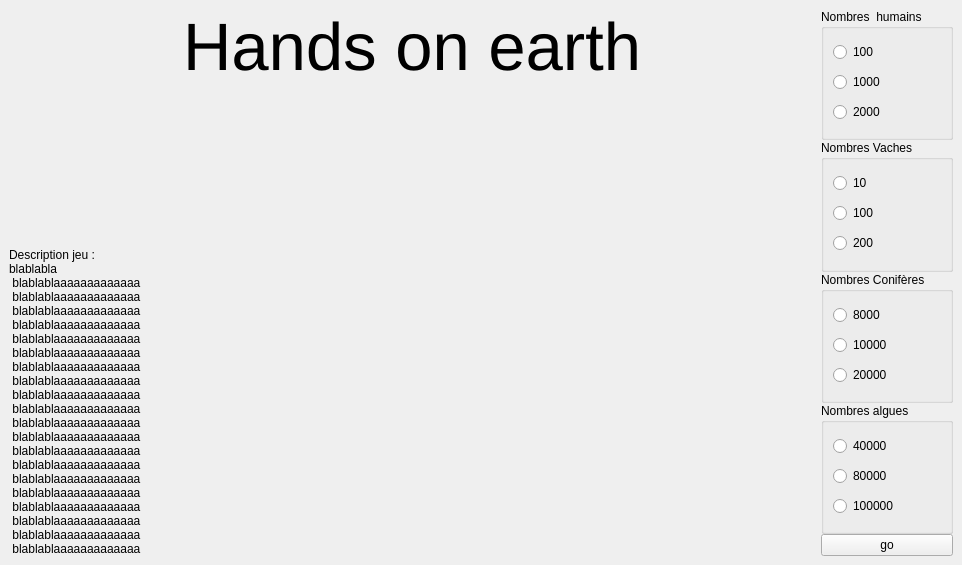
Old version of the form projet_info_4a_thomas/projet_bis/fenetre1.ui in the repository Fredecontre/ProjetCpp.
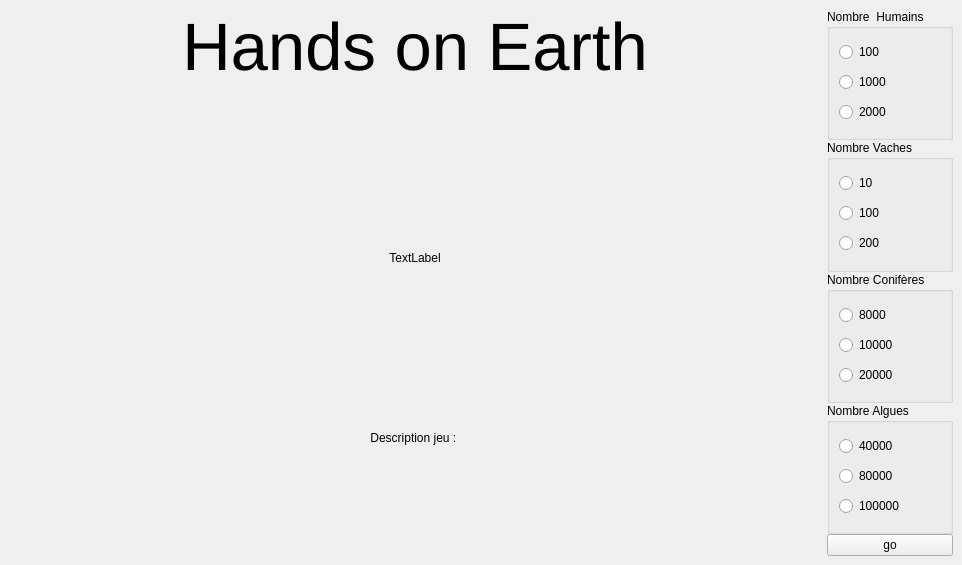
New version of the form.

The edit to the form file:
```diff
--- a/projet_info_4a_thomas/projet_bis/fenetre1.ui
+++ b/projet_info_4a_thomas/projet_bis/fenetre1.ui
@@ -19,50 +19,99 @@
      <layout class="QVBoxLayout" name="verticalLayout_6">
       <item>
        <widget class="QLabel" name="Titre_page">
+        <property name="sizePolicy">
+         <sizepolicy hsizetype="Preferred" vsizetype="Fixed">
+          <horstretch>0</horstretch>
+          <verstretch>0</verstretch>
+         </sizepolicy>
+        </property>
         <property name="font">
          <font>
           <pointsize>50</pointsize>
          </font>
         </property>
         <property name="text">
-         <string>Hands on earth</string>
+         <string>Hands on Earth</string>
         </property>
         <property name="alignment">
          <set>Qt::AlignHCenter|Qt::AlignTop</set>
         </property>
        </widget>
       </item>
+      <item>
+       <spacer name="verticalSpacer_5">
+        <property name="orientation">
+         <enum>Qt::Vertical</enum>
+        </property>
+        <property name="sizeType">
+         <enum>QSizePolicy::MinimumExpanding</enum>
+        </property>
+        <property name="sizeHint" stdset="0">
+         <size>
+          <width>50</width>
+          <height>20</height>
+         </size>
+        </property>
+       </spacer>
+      </item>
+      <item>
+       <widget class="QLabel" name="Image_Presentation">
+        <property name="sizePolicy">
+         <sizepolicy hsizetype="MinimumExpanding" vsizetype="MinimumExpanding">
+          <horstretch>0</horstretch>
+          <verstretch>0</verstretch>
+         </sizepolicy>
+        </property>
+        <property name="text">
+         <string>TextLabel</string>
+        </property>
+        <property name="alignment">
+         <set>Qt::AlignCenter</set>
+        </property>
+       </widget>
+      </item>
+      <item>
+       <spacer name="verticalSpacer_6">
+        <property name="orientation">
+         <enum>Qt::Vertical</enum>
+        </property>
+        <property name="sizeType">
+         <enum>QSizePolicy::MinimumExpanding</enum>
+        </property>
+        <property name="sizeHint" stdset="0">
+         <size>
+          <width>50</width>
+          <height>20</height>
+         </size>
+        </property>
+       </spacer>
+      </item>
       <item>
        <widget class="QLabel" name="description_jeu">
         <property name="text">
-         <string>Description jeu : 
-blablabla 
- blablablaaaaaaaaaaaaa
- blablablaaaaaaaaaaaaa
- blablablaaaaaaaaaaaaa
- blablablaaaaaaaaaaaaa
- blablablaaaaaaaaaaaaa
- blablablaaaaaaaaaaaaa
- blablablaaaaaaaaaaaaa
- blablablaaaaaaaaaaaaa
- blablablaaaaaaaaaaaaa
- blablablaaaaaaaaaaaaa
- blablablaaaaaaaaaaaaa
- blablablaaaaaaaaaaaaa
- blablablaaaaaaaaaaaaa
- blablablaaaaaaaaaaaaa
- blablablaaaaaaaaaaaaa
- blablablaaaaaaaaaaaaa
- blablablaaaaaaaaaaaaa
- blablablaaaaaaaaaaaaa
- blablablaaaaaaaaaaaaa
- blablablaaaaaaaaaaaaa</string>
+         <string>Description jeu : </string>
         </property>
         <property name="alignment">
-         <set>Qt::AlignLeading|Qt::AlignLeft|Qt::AlignTop</set>
+         <set>Qt::AlignHCenter|Qt::AlignTop</set>
         </property>
        </widget>
       </item>
+      <item>
+       <spacer name="verticalSpacer_4">
+        <property name="orientation">
+         <enum>Qt::Vertical</enum>
+        </property>
+        <property name="sizeType">
+         <enum>QSizePolicy::MinimumExpanding</enum>
+        </property>
+        <property name="sizeHint" stdset="0">
+         <size>
+          <width>50</width>
+          <height>20</height>
+         </size>
+        </property>
+       </spacer>
+      </item>
       <item>
        <spacer name="horizontalSpacer">
         <property name="orientation">
@@ -86,7 +135,7 @@
       <item>
        <widget class="QGroupBox" name="groupBoxHumain">
         <property name="title">
-         <string>Nombres  humains</string>
+         <string>Nombre  Humains</string>
         </property>
         <layout class="QVBoxLayout" name="verticalLayout">
          <item>
@@ -116,7 +165,7 @@
       <item>
        <widget class="QGroupBox" name="groupBoxVache">
         <property name="title">
-         <string>Nombres Vaches</string>
+         <string>Nombre Vaches</string>
         </property>
         <layout class="QVBoxLayout" name="verticalLayout_2">
          <item>
@@ -146,7 +195,7 @@
       <item>
        <widget class="QGroupBox" name="groupBox_Conifere">
         <property name="title">
-         <string>Nombres Conifères</string>
+         <string>Nombre Conifères</string>
         </property>
         <layout class="QVBoxLayout" name="verticalLayout_3">
          <item>
@@ -176,7 +225,7 @@
       <item>
        <widget class="QGroupBox" name="groupBox_Algue">
         <property name="title">
-         <string>Nombres algues</string>
+         <string>Nombre Algues</string>
         </property>
         <layout class="QVBoxLayout" name="verticalLayout_4">
          <item>
```
